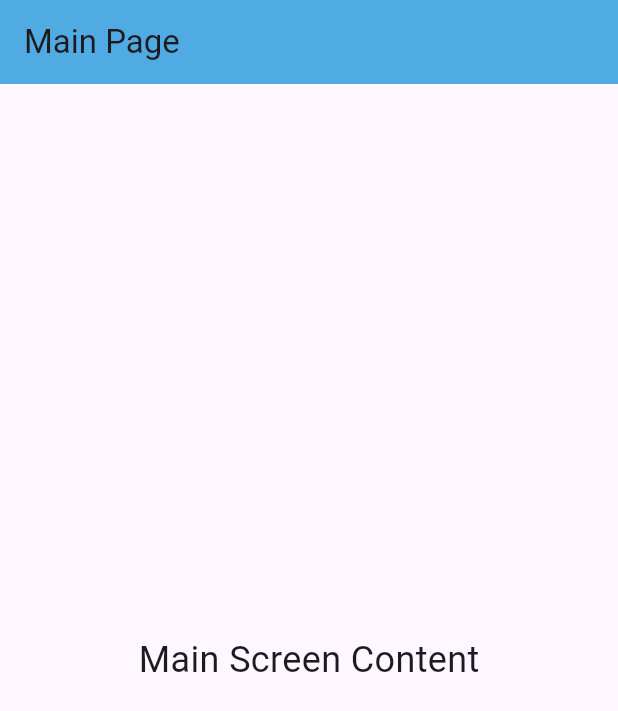
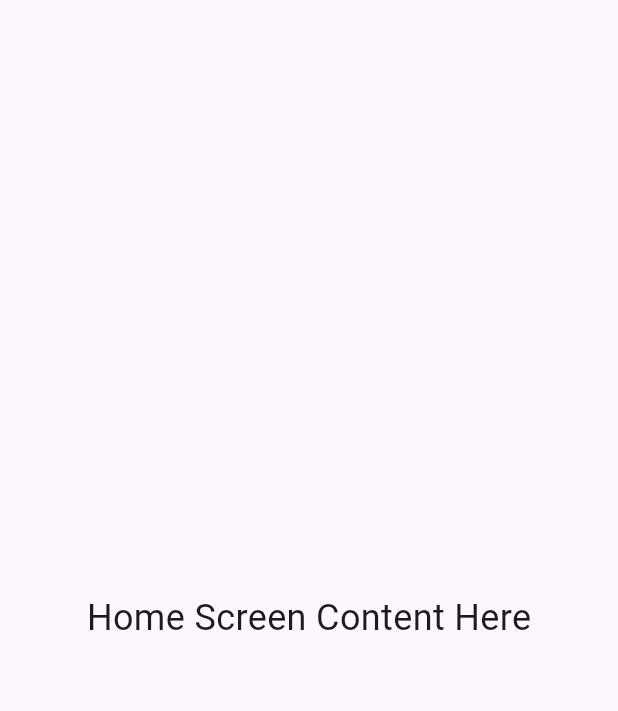
Before and after one commit to pubudu2003060/SENG-22212-Group-Project, a Flutter app: the screen it shows after launch, on a phone screen of 412 x 824 dp. Shown: the top 711 px of the screen. Run offline on Flutter 3.47's test engine with Material 3 defaults, Android fonts, the phone set to English and light mode, and no system bars.

Commit message:
Update the mainpage

```diff
--- a/mobile_app/lib/mainpage.dart
+++ b/mobile_app/lib/mainpage.dart
@@ -1,9 +1,20 @@
 import 'package:flutter/material.dart';
 
-class MainScreen extends StatelessWidget {
+class MainScreen extends StatefulWidget {
   const MainScreen({super.key});
 
-  void _showPopup(BuildContext context) {
+  @override
+  MainScreenState createState() => MainScreenState();
+}
+
+class MainScreenState extends State<MainScreen> {
+  @override
+  void initState() {
+    super.initState();
+    _showPopup();
+  }
+
+  void _showPopup() {
     Future.delayed(const Duration(seconds: 10), () {
       if (!context.mounted) return;
       showDialog(
@@ -12,8 +23,6 @@ class MainScreen extends StatelessWidget {
         builder: (BuildContext context) {
           return Dialog(
             backgroundColor: Color.fromARGB((0.9 * 255).toInt(), 255, 255, 255),
-
-
             shape: RoundedRectangleBorder(
               borderRadius: BorderRadius.circular(10.0),
             ),
@@ -28,12 +37,11 @@ class MainScreen extends StatelessWidget {
                     children: [
                       Image.asset(
                         'assets/images/logo.png',
-                        width: 100, // Adjust the width as per your requirement
-                        height: 100, // Adjust the height as per your requirement
-                        fit: BoxFit.contain, // Maintain aspect ratio
+                        width: 100,
+                        height: 100,
+                        fit: BoxFit.contain,
                       ),
                       const SizedBox(height: 50),
-
                       const Text(
                         'Welcome',
                         style: TextStyle(
@@ -69,7 +77,8 @@ class MainScreen extends StatelessWidget {
                           Navigator.pushNamed(context, '/login');
                         },
                         style: ElevatedButton.styleFrom(
-                          backgroundColor: const Color.fromARGB(255, 64, 146, 198),
+                          backgroundColor:
+                              const Color.fromARGB(255, 64, 146, 198),
                           padding: const EdgeInsets.symmetric(
                               horizontal: 50, vertical: 10),
                         ),
@@ -84,10 +93,11 @@ class MainScreen extends StatelessWidget {
                       const SizedBox(height: 20),
                       ElevatedButton(
                         onPressed: () {
-                          Navigator.pushNamed(context, '/register');
+                          Navigator.pushNamed(context, '/ownerregister');
                         },
                         style: ElevatedButton.styleFrom(
-                          backgroundColor: const Color.fromARGB(255, 64, 146, 198),
+                          backgroundColor:
+                              const Color.fromARGB(255, 64, 146, 198),
                           padding: const EdgeInsets.symmetric(
                               horizontal: 40, vertical: 10),
                         ),
@@ -112,15 +122,10 @@ class MainScreen extends StatelessWidget {
 
   @override
   Widget build(BuildContext context) {
-    _showPopup(context);
     return Scaffold(
-      appBar: AppBar(
-        title: const Text('Main Page'),
-        backgroundColor: const Color.fromARGB(255, 80, 171, 227),
-      ),
       body: Center(
         child: const Text(
-          'Main Screen Content',
+          'Home Screen Content Here',
           style: TextStyle(fontSize: 24.0),
         ),
       ),
```
